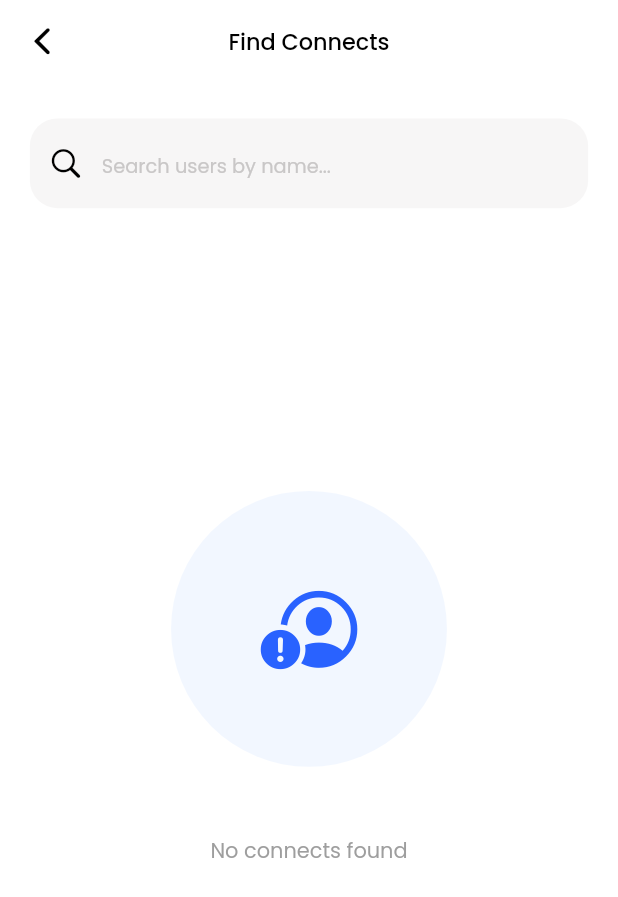
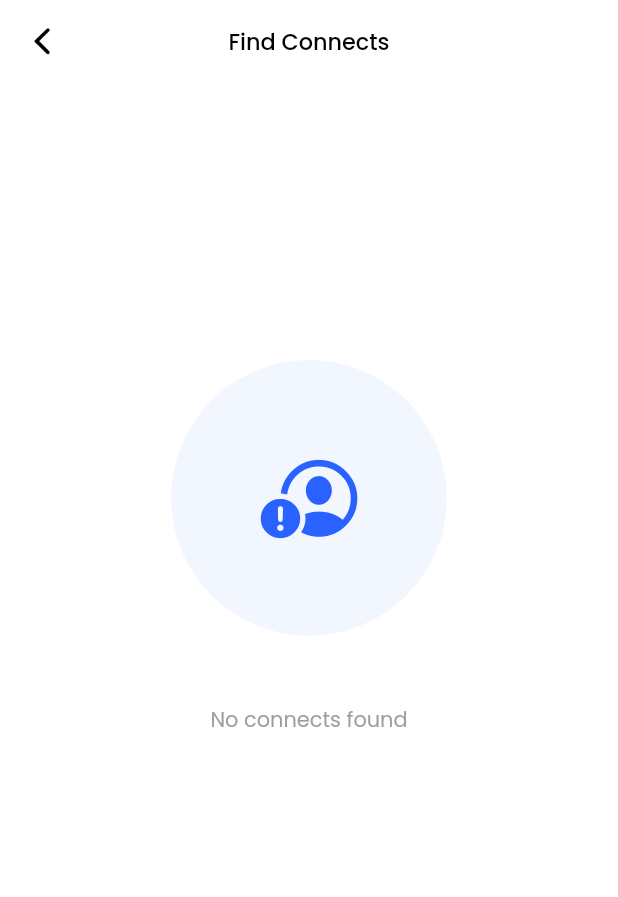
Before and after one commit to seniorman-dev/pichat, a Flutter app: the ChatScreen screen opened directly, after a tap on "find connects", on a phone screen of 412 x 824 dp. Shown: the top 897 px of the screen. Run offline on Flutter 3.47's test engine with Material 2 defaults, Android fonts, the phone set to English and light mode, and no system bars; our stand-ins replace animated_splash_screen, cloud_firestore, firebase_auth, firebase_core, firebase_messaging, firebase_storage and 9 more; missing offline and left inert: date_time_format, hidable; accounts and stored records are empty.

Commit message:
modified:   lib/auth/controller/auth_controller.dart 	modified:   lib/user/chat/controller/chat_service_controller.dart 	modified:   lib/user/chat/screen/dm_screen.dart 	modified:   lib/user/chat/screen/home_screen.dart 	modified:   lib/user/chat/widget/all_users_list.dart 	modified:   lib/user/chat/widget/chat_list.dart 	modified:   lib/user/chat/widget/recent_chats_list.dart

```diff
--- a/lib/auth/controller/auth_controller.dart
+++ b/lib/auth/controller/auth_controller.dart
@@ -163,9 +163,8 @@ class AuthController extends ChangeNotifier{
         UserCredential userCredential = await firebase.signInWithEmailAndPassword(email: loginEmailController.text, password: loginPasswordController.text);
         if(userCredential.user != null) {
 
-          final box = GetStorage();
-          debugPrint("My Name: ${box.read('name')}");
 
+          await firestore.collection('users').doc(userCredential.user!.uid).update({"isOnline": true});
           //always update fcm_token
           await firestore.collection('users').doc(userCredential.user!.uid).update({'FCMToken': token})
           .whenComplete(() {
@@ -191,6 +190,7 @@ class AuthController extends ChangeNotifier{
   Future<void> signOut() async {
     try {
       await firebase.signOut().whenComplete(() => Get.offAll(() => LoginScreen()));
+      await firestore.collection('users').doc(userID).update({"isOnline": false});
     } on FirebaseAuthException catch (e) {
       customGetXSnackBar(title: 'Uh-Oh!', subtitle: "${e.message}");
     }
@@ -199,7 +199,6 @@ class AuthController extends ChangeNotifier{
   //ResetPassword Method
   Future resetPassword () async {
     try {
-
       await firebase.sendPasswordResetEmail(email: resetPasswordController.text)
       .whenComplete(() => customGetXSnackBar(title: 'Request Successful', subtitle: "we've sent a link to your mail to reset your password"));
     } on FirebaseAuthException catch (e) {
--- a/lib/user/chat/controller/chat_service_controller.dart
+++ b/lib/user/chat/controller/chat_service_controller.dart
@@ -365,4 +365,7 @@ class ChatServiceController extends ChangeNotifier {
     .set({"isSeen": isSeen});
   }
 
+  //geolocator functionality
+
+
 }
--- a/lib/user/chat/screen/home_screen.dart
+++ b/lib/user/chat/screen/home_screen.dart
@@ -247,11 +247,11 @@ class _ChatScreenState extends State<ChatScreen> {
               SizedBox(height: 10.h,), //20.h
 
               //search for recent chats
-              SearchTextField(
+              /*SearchTextField(
                 textController: textController,
                 onChanged: (value) => onSearch(),
                 hintText: 'Search recent messages...',
-              ),
+              ),*/
 
               SizedBox(height: 10.h,), //20.h
 
--- a/lib/user/chat/widget/all_users_list.dart
+++ b/lib/user/chat/widget/all_users_list.dart
@@ -18,8 +18,9 @@ import 'package:pichat/utils/loader.dart';
 import 'package:provider/provider.dart';
 import 'package:date_time_format/date_time_format.dart';
 import 'package:shared_preferences/shared_preferences.dart';
+import 'search_textfield.dart';
 
-import 'search_textfield.dart';
+
 
 
 
@@ -136,13 +137,13 @@ class _AllUsersListState extends State<AllUsersList> {
           physics: BouncingScrollPhysics(),
           child: Column(
             children: [
-              SizedBox(height: 20.h,),
+              /*SizedBox(height: 20.h,),
               //search users
               SearchTextField(
                 textController: searchController,
                 onChanged: performSearch,
                 hintText: 'Search users by name...',
-              ),
+              ),*/
 
               SizedBox(height: 30.h,),
 
--- a/lib/user/chat/widget/recent_chats_list.dart
+++ b/lib/user/chat/widget/recent_chats_list.dart
@@ -5,7 +5,6 @@ import 'package:flutter/material.dart';
 import 'package:flutter_screenutil/flutter_screenutil.dart';
 import 'package:flutter_svg/svg.dart';
 import 'package:get/get.dart';
-import 'package:get_storage/get_storage.dart';
 import 'package:google_fonts/google_fonts.dart';
 import 'package:pichat/theme/app_theme.dart';
 import 'package:pichat/user/chat/controller/chat_service_controller.dart';
@@ -13,9 +12,11 @@ import 'package:pichat/user/chat/screen/dm_screen.dart';
 import 'package:pichat/utils/error_loader.dart';
 import 'package:pichat/utils/firestore_timestamp_formatter.dart';
 import 'package:pichat/utils/loader.dart';
-import 'dart:math';
+import 'package:provider/provider.dart';
 
-import 'package:provider/provider.dart';
+
+
+
 
 
 
@@ -81,7 +82,7 @@ class _RecentChatsState extends State<RecentChats> with WidgetsBindingObserver {
   Widget build(BuildContext context) {
     var chatServiceontroller = Provider.of<ChatServiceController>(context);
     return StreamBuilder(
-      stream: widget.isSearching ? chatServiceontroller.firestore.collection('users').doc(chatServiceontroller.auth.currentUser!.uid).collection('recent_chats').where("name", isEqualTo: widget.textController.text).snapshots() : chatServiceontroller.firestore.collection('users').doc(chatServiceontroller.auth.currentUser!.uid).collection('recent_chats').snapshots(),
+      stream: chatServiceontroller.firestore.collection('users').doc(chatServiceontroller.auth.currentUser!.uid).collection('recent_chats').snapshots(),  //widget.isSearching ? chatServiceontroller.firestore.collection('users').doc(chatServiceontroller.auth.currentUser!.uid).collection('recent_chats').where("name", isEqualTo: widget.textController.text).snapshots() : chatServiceontroller.firestore.collection('users').doc(chatServiceontroller.auth.currentUser!.uid).collection('recent_chats').snapshots(),
       builder: (context, snapshot) {
         if (snapshot.connectionState == ConnectionState.waiting) {
           // Show a loading indicator while waiting for data
@@ -91,7 +92,7 @@ class _RecentChatsState extends State<RecentChats> with WidgetsBindingObserver {
           // Handle error if any
           return ErrorLoader();
         }
-        else if (!snapshot.hasData || snapshot.data!.docs.isEmpty) {
+        else if (!snapshot.hasData || snapshot.data!.docs.isEmpty) { //!snapshot.hasData || snapshot.data!.docs.isEmpty
           return Padding(
             padding: EdgeInsets.symmetric(
               horizontal: 25.w,
@@ -102,14 +103,14 @@ class _RecentChatsState extends State<RecentChats> with WidgetsBindingObserver {
                 //mainAxisAlignment: MainAxisAlignment.center,
                 crossAxisAlignment: CrossAxisAlignment.center,
                 children: [
-                  SizedBox(height: 20.h,),
+                  SizedBox(height: 30.h,),
                   CircleAvatar(
-                    radius: 100.r,
+                    radius: 70.r,
                     backgroundColor: AppTheme().lightestOpacityBlue,
                       child: Icon(
                       CupertinoIcons.chat_bubble,
                       color: AppTheme().mainColor,
-                      size: 70.r,
+                      size: 40.r,
                     ),
                   ),
                   SizedBox(height: 30.h),
@@ -127,7 +128,8 @@ class _RecentChatsState extends State<RecentChats> with WidgetsBindingObserver {
           );
         }
         else {
-          return Expanded(
+          return SizedBox(
+            height: 250.h,
             child: ListView.builder(
               physics: const BouncingScrollPhysics(),
               scrollDirection: Axis.vertical,
```
Also changed, not shown: lib/user/chat/screen/dm_screen.dart (+3 -5 lines), lib/user/chat/widget/chat_list.dart (+7 -6 lines).
